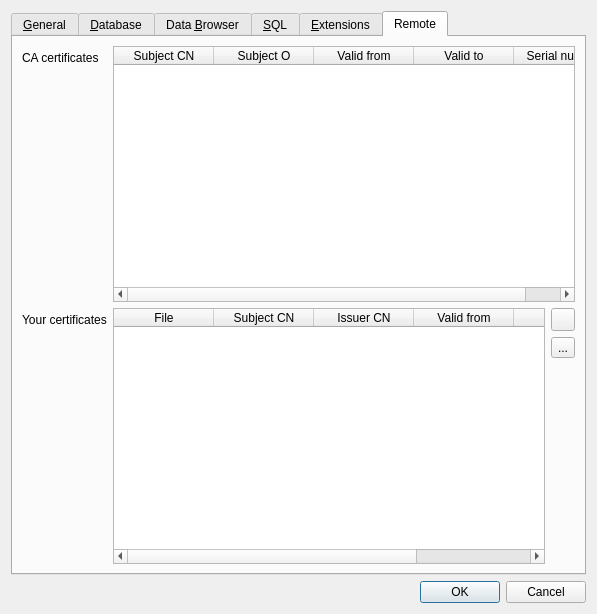
The window that src/PreferencesDialog.ui (sqlitebrowser/sqlitebrowser) describes before a commit, drawn with Qt 5.
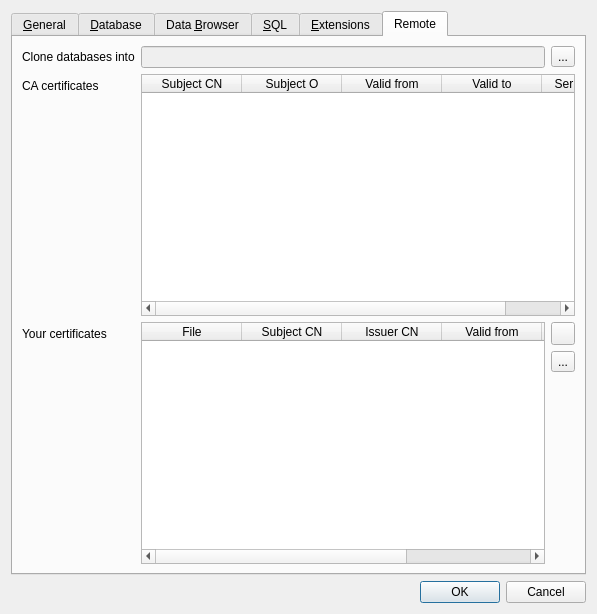
The same window after the commit. The open tabs and pages were chosen to show the change. Icons and pictures are not drawn. Custom widgets are drawn as their Qt base class.

Commit message: dbhub: Automatically generate a file name to save a database under

What changed in the file:
```diff
--- a/src/PreferencesDialog.ui
+++ b/src/PreferencesDialog.ui
@@ -1011,14 +1011,14 @@
        <string>Remote</string>
       </attribute>
       <layout class="QFormLayout" name="formLayout_5">
-       <item row="0" column="0">
+       <item row="1" column="0">
         <widget class="QLabel" name="label_21">
          <property name="text">
           <string>CA certificates</string>
          </property>
         </widget>
        </item>
-       <item row="0" column="1">
+       <item row="1" column="1">
         <widget class="QTableWidget" name="tableCaCerts">
          <property name="selectionMode">
           <enum>QAbstractItemView::SingleSelection</enum>
@@ -1062,14 +1062,14 @@
          </column>
         </widget>
        </item>
-       <item row="1" column="0">
+       <item row="2" column="0">
         <widget class="QLabel" name="label_22">
          <property name="text">
           <string>Your certificates</string>
          </property>
         </widget>
        </item>
-       <item row="1" column="1">
+       <item row="2" column="1">
         <layout class="QHBoxLayout" name="horizontalLayout_3">
          <item>
           <widget class="QTableWidget" name="tableClientCerts">
@@ -1158,6 +1158,43 @@
          </item>
         </layout>
        </item>
+       <item row="0" column="0">
+        <widget class="QLabel" name="label_23">
+         <property name="text">
+          <string>Clone databases into</string>
+         </property>
+        </widget>
+       </item>
+       <item row="0" column="1">
+        <layout class="QHBoxLayout" name="horizontalLayout_4">
+         <item>
+          <widget class="QLineEdit" name="editRemoteCloneDirectory">
+           <property name="enabled">
+            <bool>false</bool>
+           </property>
+           <property name="sizePolicy">
+            <sizepolicy hsizetype="Expanding" vsizetype="Fixed">
+             <horstretch>0</horstretch>
+             <verstretch>0</verstretch>
+            </sizepolicy>
+           </property>
+           <property name="minimumSize">
+            <size>
+             <width>316</width>
+             <height>0</height>
+            </size>
+           </property>
+          </widget>
+         </item>
+         <item>
+          <widget class="QToolButton" name="buttonRemoteBrowseCloneDirectory">
+           <property name="text">
+            <string>...</string>
+           </property>
+          </widget>
+         </item>
+        </layout>
+       </item>
       </layout>
      </widget>
     </widget>
```
Left out of the diff: 35 changed lines with no effect on the pictures. The commit also changes 4 other files.
